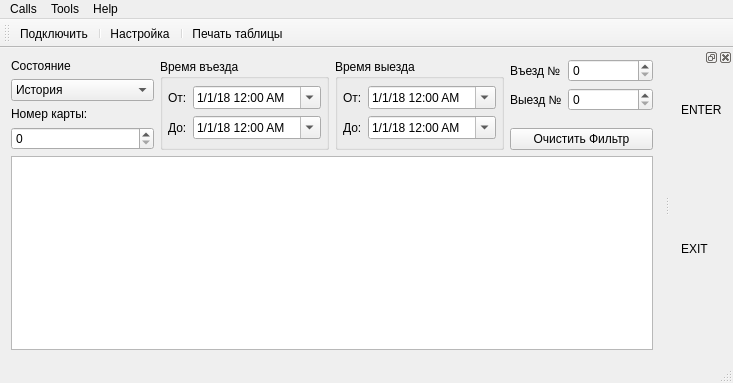
Before: the Qt Designer form Client/mainwindow.ui in Baxulio/ParkingAS, drawn with Qt 5.
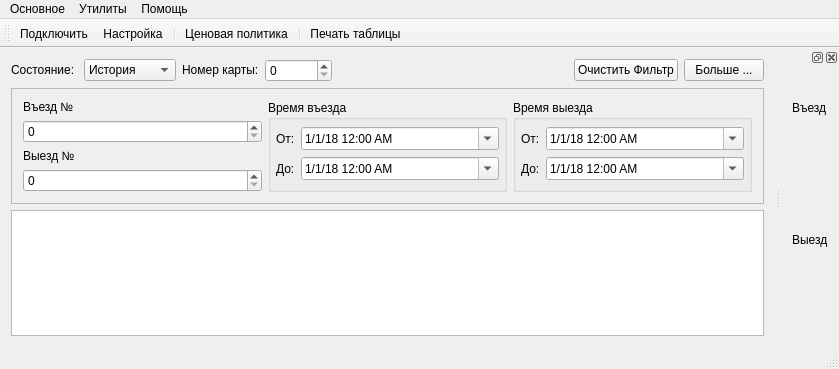
After: the same form once the commit is applied. Icons and pictures are not drawn.

What changed in the file:
```diff
--- a/Client/mainwindow.ui
+++ b/Client/mainwindow.ui
@@ -6,8 +6,8 @@
    <rect>
     <x>0</x>
     <y>0</y>
-    <width>733</width>
-    <height>383</height>
+    <width>839</width>
+    <height>369</height>
    </rect>
   </property>
   <property name="windowTitle">
@@ -33,12 +33,10 @@
    <bool>true</bool>
   </property>
   <widget class="QWidget" name="centralWidget">
-   <layout class="QVBoxLayout" name="verticalLayout_5">
+   <layout class="QVBoxLayout" name="verticalLayout_4">
     <item>
      <layout class="QHBoxLayout" name="horizontalLayout_5">
       <item>
-       <layout class="QVBoxLayout" name="verticalLayout_3">
-        <item>
          <widget class="QLabel" name="label_8">
           <property name="sizePolicy">
            <sizepolicy hsizetype="Preferred" vsizetype="Fixed">
@@ -47,7 +45,7 @@
            </sizepolicy>
           </property>
           <property name="text">
-           <string>Состояние</string>
+         <string>Состояние: </string>
           </property>
          </widget>
         </item>
@@ -85,6 +83,76 @@
           </property>
          </widget>
         </item>
+      <item>
+       <spacer name="horizontalSpacer">
+        <property name="orientation">
+         <enum>Qt::Horizontal</enum>
+        </property>
+        <property name="sizeHint" stdset="0">
+         <size>
+          <width>40</width>
+          <height>20</height>
+         </size>
+        </property>
+       </spacer>
+      </item>
+      <item>
+       <widget class="QPushButton" name="clear_button">
+        <property name="text">
+         <string>Очистить Фильтр</string>
+        </property>
+        <property name="icon">
+         <iconset resource="clientresources.qrc">
+          <normaloff>:/images/clear.png</normaloff>:/images/clear.png</iconset>
+        </property>
+       </widget>
+      </item>
+      <item>
+       <widget class="QPushButton" name="show_advanced_button">
+        <property name="text">
+         <string>Больше ...</string>
+        </property>
+        <property name="checkable">
+         <bool>true</bool>
+        </property>
+       </widget>
+      </item>
+     </layout>
+    </item>
+    <item>
+     <widget class="QFrame" name="advanced_options_frame">
+      <property name="enabled">
+       <bool>true</bool>
+      </property>
+      <property name="frameShape">
+       <enum>QFrame::StyledPanel</enum>
+      </property>
+      <property name="frameShadow">
+       <enum>QFrame::Plain</enum>
+      </property>
+      <layout class="QHBoxLayout" name="horizontalLayout_6">
+       <item>
+        <layout class="QVBoxLayout" name="verticalLayout_3">
+         <item>
+          <widget class="QLabel" name="label_6">
+           <property name="text">
+            <string>Въезд №</string>
+           </property>
+          </widget>
+         </item>
+         <item>
+          <widget class="QSpinBox" name="in_spin"/>
+         </item>
+         <item>
+          <widget class="QLabel" name="label_7">
+           <property name="text">
+            <string>Выезд №</string>
+           </property>
+          </widget>
+         </item>
+         <item>
+          <widget class="QSpinBox" name="out_spin"/>
+         </item>
        </layout>
       </item>
       <item>
@@ -112,6 +180,12 @@
           <layout class="QHBoxLayout" name="horizontalLayout">
            <item>
             <widget class="QLabel" name="label">
+              <property name="sizePolicy">
+               <sizepolicy hsizetype="Fixed" vsizetype="Preferred">
+                <horstretch>0</horstretch>
+                <verstretch>0</verstretch>
+               </sizepolicy>
+              </property>
              <property name="text">
               <string>От:</string>
              </property>
@@ -143,6 +217,12 @@
           <layout class="QHBoxLayout" name="horizontalLayout_2">
            <item>
             <widget class="QLabel" name="label_2">
+              <property name="sizePolicy">
+               <sizepolicy hsizetype="Fixed" vsizetype="Preferred">
+                <horstretch>0</horstretch>
+                <verstretch>0</verstretch>
+               </sizepolicy>
+              </property>
              <property name="text">
               <string>До:</string>
              </property>
@@ -198,6 +278,12 @@
           <layout class="QHBoxLayout" name="horizontalLayout_3">
            <item>
             <widget class="QLabel" name="label_3">
+              <property name="sizePolicy">
+               <sizepolicy hsizetype="Fixed" vsizetype="Preferred">
+                <horstretch>0</horstretch>
+                <verstretch>0</verstretch>
+               </sizepolicy>
+              </property>
              <property name="text">
               <string>От:</string>
              </property>
@@ -229,6 +315,12 @@
           <layout class="QHBoxLayout" name="horizontalLayout_4">
            <item>
             <widget class="QLabel" name="label_4">
+              <property name="sizePolicy">
+               <sizepolicy hsizetype="Fixed" vsizetype="Preferred">
+                <horstretch>0</horstretch>
+                <verstretch>0</verstretch>
+               </sizepolicy>
+              </property>
              <property name="text">
               <string>До:</string>
              </property>
@@ -259,45 +351,14 @@
         </layout>
        </widget>
       </item>
-      <item>
-       <layout class="QVBoxLayout" name="verticalLayout_4">
-        <item>
-         <layout class="QFormLayout" name="formLayout">
-          <item row="0" column="0">
-           <widget class="QLabel" name="label_6">
-            <property name="text">
-             <string>Въезд №</string>
-            </property>
-           </widget>
-          </item>
-          <item row="0" column="1">
-           <widget class="QSpinBox" name="in_spin"/>
-          </item>
-          <item row="1" column="0">
-           <widget class="QLabel" name="label_7">
-            <property name="text">
-             <string>Выезд №</string>
-            </property>
-           </widget>
-          </item>
-          <item row="1" column="1">
-           <widget class="QSpinBox" name="out_spin"/>
-          </item>
-         </layout>
-        </item>
-        <item>
-         <widget class="QPushButton" name="clear_button">
-          <property name="text">
-           <string>Очистить Фильтр</string>
-          </property>
-         </widget>
-        </item>
-       </layout>
-      </item>
-     </layout>
+      </layout>
+     </widget>
     </item>
     <item>
      <widget class="QTableView" name="tableView">
+      <property name="sizeAdjustPolicy">
+       <enum>QAbstractScrollArea::AdjustIgnored</enum>
+      </property>
       <property name="showDropIndicator" stdset="0">
        <bool>false</bool>
       </property>
@@ -316,6 +377,12 @@
       <property name="sortingEnabled">
        <bool>true</bool>
       </property>
+      <attribute name="horizontalHeaderCascadingSectionResizes">
+       <bool>false</bool>
+      </attribute>
+      <attribute name="horizontalHeaderStretchLastSection">
+       <bool>true</bool>
+      </attribute>
      </widget>
     </item>
    </layout>
@@ -325,13 +392,13 @@
     <rect>
      <x>0</x>
      <y>0</y>
-     <width>733</width>
+     <width>839</width>
      <height>19</height>
     </rect>
    </property>
    <widget class="QMenu" name="menuCalls">
     <property name="title">
-     <string>Calls</string>
+     <string>Основное</string>
     </property>
     <addaction name="actionConnect"/>
     <addaction name="separator"/>
@@ -341,14 +408,13 @@
    </widget>
    <widget class="QMenu" name="menuTools">
     <property name="title">
-     <string>Tools</string>
+     <string>Утилиты</string>
     </property>
-    <addaction name="actionPrinterSettings"/>
     <addaction name="actionConfigure"/>
    </widget>
    <widget class="QMenu" name="menuHelp">
     <property name="title">
-     <string>Help</string>
+     <string>Помощь</string>
     </property>
     <addaction name="actionAbout"/>
    </widget>
@@ -364,9 +430,10 @@
     <bool>false</bool>
    </attribute>
    <addaction name="actionConnect"/>
-   <addaction name="separator"/>
    <addaction name="actionConfigure"/>
    <addaction name="separator"/>
+   <addaction name="priceRules"/>
+   <addaction name="separator"/>
    <addaction name="actionPrint"/>
   </widget>
   <widget class="QStatusBar" name="statusBar"/>
@@ -382,7 +449,7 @@
      <item>
       <widget class="QLabel" name="label_9">
        <property name="text">
-        <string>ENTER</string>
+        <string>Въезд</string>
        </property>
       </widget>
      </item>
@@ -396,7 +463,7 @@
      <item>
       <widget class="QLabel" name="label_10">
        <property name="text">
-        <string>EXIT</string>
+        <string>Выезд</string>
        </property>
       </widget>
      </item>
@@ -464,7 +531,7 @@
      <normaloff>:/images/application-exit.png</normaloff>:/images/application-exit.png</iconset>
    </property>
    <property name="text">
-    <string>&amp;Quit</string>
+    <string>Выход</string>
    </property>
    <property name="shortcut">
     <string>Ctrl+Q</string>
@@ -472,7 +539,7 @@
   </action>
   <action name="actionAbout">
    <property name="text">
-    <string>&amp;About</string>
+    <string>Про ...</string>
    </property>
   </action>
   <action name="actionPrint">
@@ -490,9 +557,13 @@
     <string>Ctrl+P</string>
    </property>
   </action>
-  <action name="actionPrinterSettings">
+  <action name="priceRules">
+   <property name="icon">
+    <iconset resource="clientresources.qrc">
+     <normaloff>:/images/money.png</normaloff>:/images/money.png</iconset>
+   </property>
    <property name="text">
-    <string>P&amp;rinter Settings</string>
+    <string>Ценовая политика</string>
    </property>
   </action>
  </widget>
```
Lines whose indentation alone changed are shown as unchanged.
